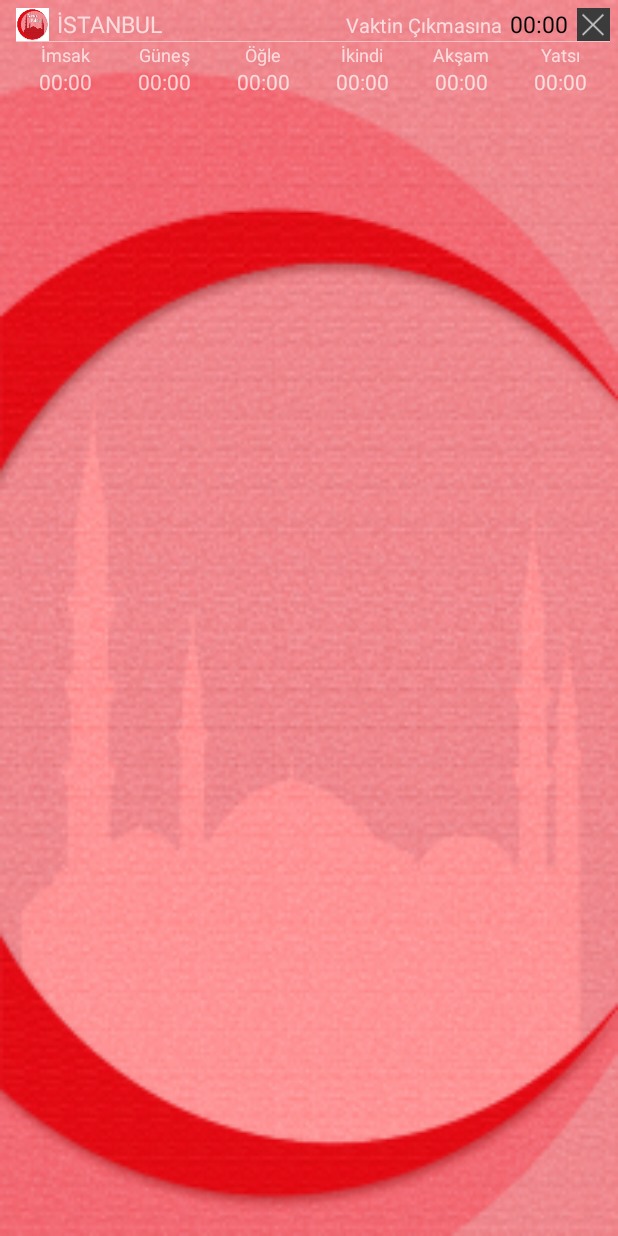
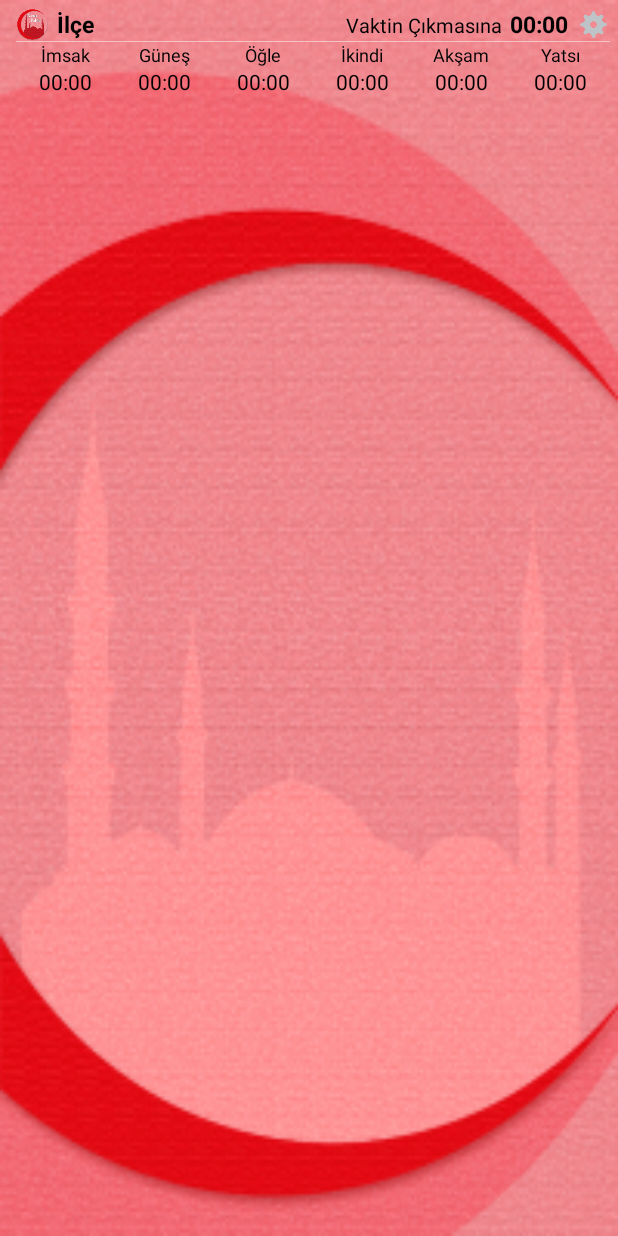
Before and after one commit to sekmenhuseyin/AndroidNamazVaktim, an Android app: the layout notification.xml on its own in the app's theme, with its tools: preview values and no code run, on a phone screen of 412 x 824 dp. Run offline under Robolectric (Android 15) with nearby library versions, the phone set to English and light mode, and no system bars.

Commit message:
22.02.2016: custom notification added and worked

```diff
--- a/app/src/main/AndroidManifest.xml
+++ b/app/src/main/AndroidManifest.xml
@@ -18,6 +18,7 @@
         <!-- start this activity after phone starts -->
         <receiver
             android:name=".BootUpReceiver"
+            android:configChanges="locale"
             android:enabled="true"
             android:excludeFromRecents="true"
             android:exported="false"
@@ -31,6 +32,7 @@
         <!-- Splash screen -->
         <activity
             android:name=".SplashActivity"
+            android:configChanges="locale"
             android:label="@string/app_name"
             android:theme="@style/SplashTheme">
             <intent-filter>
--- a/app/src/main/java/net/huseyinsekmenoglu/namazvaktim/ApiConnect.java
+++ b/app/src/main/java/net/huseyinsekmenoglu/namazvaktim/ApiConnect.java
@@ -10,6 +10,7 @@ import android.widget.Toast;
 
 import net.huseyinsekmenoglu.database.Database;
 import net.huseyinsekmenoglu.database.Vakit;
+import net.huseyinsekmenoglu.helpers.Functions;
 
 import org.json.JSONArray;
 import org.json.JSONException;
@@ -41,11 +42,13 @@ public class ApiConnect extends AsyncTask<String, Integer, String> {
     private ProgressDialog progressDialog;
     private Context myContext;
     private Activity myActivity;
+    private Functions fn;
 
     public ApiConnect(Activity activity) {
         this.myActivity = activity;
         this.myContext = activity.getApplicationContext();
         progressDialog = new ProgressDialog(activity);
+        fn = new Functions(myContext);
     }
 
     //Arka plan işlemi başlamadan önce ön yüzde değiştirilmesi istenen değişkenlerin ataması yapılır
@@ -134,6 +137,7 @@ public class ApiConnect extends AsyncTask<String, Integer, String> {
             //show updated message
             Toast.makeText(myActivity, myContext.getString(R.string.Updated), Toast.LENGTH_SHORT).show();
             myActivity.recreate();
+            fn.Notification();
         } else {//internete bağlanamadı diye mesaj gönder
             Toast.makeText(myActivity, result, Toast.LENGTH_SHORT).show();
         }
--- a/app/src/main/java/net/huseyinsekmenoglu/namazvaktim/BootUpReceiver.java
+++ b/app/src/main/java/net/huseyinsekmenoglu/namazvaktim/BootUpReceiver.java
@@ -56,8 +56,8 @@ public class BootUpReceiver extends BroadcastReceiver {
         //after boot complete
         if (Intent.ACTION_BOOT_COMPLETED.equals(intent.getAction())) {
             //notify
-            Functions notify = new Functions(context);
-            notify.Notification();
+            Functions fn = new Functions(context);
+            fn.Notification();
 
 
             /*if (set.getBoolean("isongoing", true)) {
--- a/app/src/main/res/layout/notification.xml
+++ b/app/src/main/res/layout/notification.xml
@@ -27,41 +27,44 @@
                     android:id="@+id/imageView"
                     android:layout_width="22dp"
                     android:layout_height="22dp"
-                    android:background="@android:color/white"
                     android:contentDescription="@string/Logo"
                     android:src="@mipmap/ic_launcher" />
 
                 <TextView
-                    android:id="@+id/textView2"
+                    android:id="@+id/notifyCity"
                     android:layout_width="0dp"
                     android:layout_height="22dp"
                     android:layout_marginLeft="5dp"
                     android:layout_weight="0.1"
-                    android:text="@string/Istanbul"
-                    android:textSize="15sp" />
+                    android:text="@string/Town"
+                    android:textColor="@android:color/black"
+                    android:textSize="15sp"
+                    android:textStyle="bold" />
 
                 <TextView
                     android:id="@+id/textView"
                     android:layout_width="wrap_content"
                     android:layout_height="wrap_content"
                     android:text="@string/vakit_left"
+                    android:textColor="@android:color/black"
                     android:textSize="13sp" />
 
                 <TextView
-                    android:id="@+id/textView1"
+                    android:id="@+id/notifyTimeLeft"
                     android:layout_width="wrap_content"
                     android:layout_height="wrap_content"
                     android:layout_marginLeft="5dp"
                     android:layout_marginRight="6dp"
                     android:text="@string/vakit_none"
                     android:textColor="@android:color/black"
-                    android:textSize="15sp" />
+                    android:textSize="15sp"
+                    android:textStyle="bold" />
 
                 <Button
                     android:id="@+id/button"
                     android:layout_width="22dp"
                     android:layout_height="22dp"
-                    android:background="@drawable/close"
+                    android:background="@drawable/settings"
                     android:text="" />
             </LinearLayout>
             <!-- aradaki çizgi -->
@@ -80,6 +83,7 @@
                     android:layout_width="match_parent"
                     android:layout_height="wrap_content"
                     android:layout_marginTop="0dp"
+                    android:baselineAligned="false"
                     android:weightSum="6">
 
                     <LinearLayout
@@ -92,18 +96,18 @@
                             android:id="@+id/textView21"
                             android:layout_width="fill_parent"
                             android:layout_height="wrap_content"
-                            android:layout_weight="1"
                             android:gravity="center"
                             android:text="@string/vakit_imsak"
+                            android:textColor="@android:color/black"
                             android:textSize="12sp" />
 
                         <TextView
-                            android:id="@+id/textView11"
+                            android:id="@+id/notifyImsak"
                             android:layout_width="fill_parent"
                             android:layout_height="wrap_content"
-                            android:layout_weight="1"
                             android:gravity="center"
                             android:text="@string/vakit_none"
+                            android:textColor="@android:color/black"
                             android:textSize="14sp" />
                     </LinearLayout>
 
@@ -117,18 +121,18 @@
                             android:id="@+id/textView22"
                             android:layout_width="fill_parent"
                             android:layout_height="wrap_content"
-                            android:layout_weight="1"
                             android:gravity="center"
                             android:text="@string/vakit_gunes"
+                            android:textColor="@android:color/black"
                             android:textSize="12sp" />
 
                         <TextView
-                            android:id="@+id/textView12"
+                            android:id="@+id/notifyGunes"
                             android:layout_width="fill_parent"
                             android:layout_height="wrap_content"
-                            android:layout_weight="1"
                             android:gravity="center"
                             android:text="@string/vakit_none"
+                            android:textColor="@android:color/black"
                             android:textSize="14sp" />
                     </LinearLayout>
 
@@ -142,18 +146,18 @@
                             android:id="@+id/textView23"
                             android:layout_width="fill_parent"
                             android:layout_height="wrap_content"
-                            android:layout_weight="1"
                             android:gravity="center"
                             android:text="@string/vakit_ogle"
+                            android:textColor="@android:color/black"
                             android:textSize="12sp" />
 
                         <TextView
-                            android:id="@+id/textView13"
+                            android:id="@+id/notifyOgle"
                             android:layout_width="fill_parent"
                             android:layout_height="wrap_content"
-                            android:layout_weight="1"
                             android:gravity="center"
                             android:text="@string/vakit_none"
+                            android:textColor="@android:color/black"
                             android:textSize="14sp" />
                     </LinearLayout>
 
@@ -167,18 +171,18 @@
                             android:id="@+id/textView24"
                             android:layout_width="fill_parent"
                             android:layout_height="wrap_content"
-                            android:layout_weight="1"
                             android:gravity="center"
                             android:text="@string/vakit_ikindi"
+                            android:textColor="@android:color/black"
                             android:textSize="12sp" />
 
                         <TextView
-                            android:id="@+id/textView14"
+                            android:id="@+id/notifyIkindi"
                             android:layout_width="fill_parent"
                             android:layout_height="wrap_content"
-                            android:layout_weight="1"
                             android:gravity="center"
                             android:text="@string/vakit_none"
+                            android:textColor="@android:color/black"
                             android:textSize="14sp" />
                     </LinearLayout>
 
@@ -192,18 +196,18 @@
                             android:id="@+id/textView25"
                             android:layout_width="fill_parent"
                             android:layout_height="wrap_content"
-                            android:layout_weight="1"
                             android:gravity="center"
                             android:text="@string/vakit_aksam"
+                            android:textColor="@android:color/black"
                             android:textSize="12sp" />
 
                         <TextView
-                            android:id="@+id/textView15"
+                            android:id="@+id/notifyAksam"
                             android:layout_width="fill_parent"
                             android:layout_height="wrap_content"
-                            android:layout_weight="1"
                             android:gravity="center"
                             android:text="@string/vakit_none"
+                            android:textColor="@android:color/black"
                             android:textSize="14sp" />
                     </LinearLayout>
 
@@ -217,18 +221,18 @@
                             android:id="@+id/textView26"
                             android:layout_width="fill_parent"
                             android:layout_height="wrap_content"
-                            android:layout_weight="1"
                             android:gravity="center"
                             android:text="@string/vakit_yatsi"
+                            android:textColor="@android:color/black"
                             android:textSize="12sp" />
 
                         <TextView
-                            android:id="@+id/textView16"
+                            android:id="@+id/notifyYatsi"
                             android:layout_width="fill_parent"
                             android:layout_height="wrap_content"
-                            android:layout_weight="1"
                             android:gravity="center"
                             android:text="@string/vakit_none"
+                            android:textColor="@android:color/black"
                             android:textSize="14sp" />
                     </LinearLayout>
                 </LinearLayout>
```
Also changed, not shown: app/src/main/java/net/huseyinsekmenoglu/fragments/TimesFragment.java (+4 -12 lines), app/src/main/java/net/huseyinsekmenoglu/helpers/Functions.java (+50 -17 lines), app/src/main/java/net/huseyinsekmenoglu/namazvaktim/SplashActivity.java (+9 -5 lines), app/src/main/res/drawable-hdpi/settings.png (added), app/src/main/res/drawable-hdpi/transparent.png (added), app/src/main/res/drawable-mdpi/settings.png (added), app/src/main/res/drawable-mdpi/transparent.png (added), app/src/main/res/drawable-xhdpi/settings.png (added), app/src/main/res/drawable-xhdpi/transparent.png (added), app/src/main/res/drawable-xxhdpi/settings.png (added), app/src/main/res/drawable-xxhdpi/transparent.png (added), app/src/main/res/drawable-xxxhdpi/settings.png (added), app/src/main/res/drawable-xxxhdpi/transparent.png (added).
